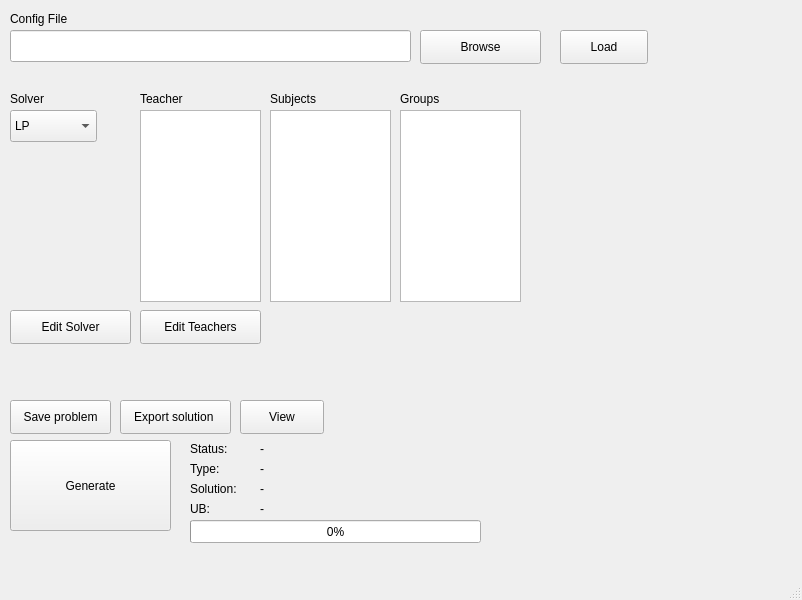
Before: the Qt Designer form pySprida/gui/main.ui in pbnl/pySprida, drawn with Qt 5.
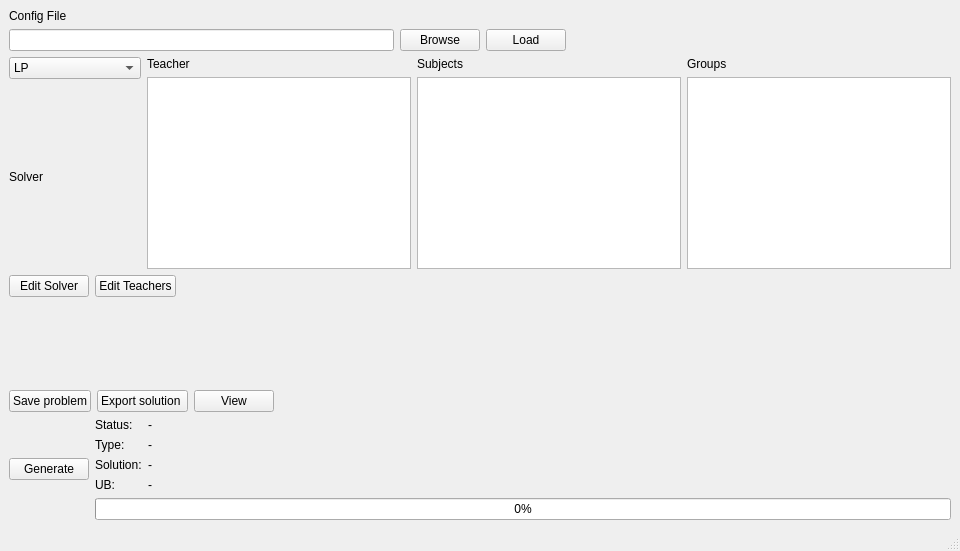
After: the same form once the commit is applied.

Commit message: Changed UI Layout to relative ones

What changed in the file:
```diff
--- a/pySprida/gui/main.ui
+++ b/pySprida/gui/main.ui
@@ -6,355 +6,330 @@
    <rect>
     <x>0</x>
     <y>0</y>
-    <width>802</width>
-    <height>600</height>
+    <width>960</width>
+    <height>551</height>
    </rect>
   </property>
   <property name="windowTitle">
    <string>pySprida</string>
   </property>
   <widget class="QWidget" name="centralwidget">
+   <layout class="QGridLayout" name="gridLayout">
+    <item row="0" column="0">
+     <layout class="QVBoxLayout" name="verticalLayout_10">
+      <item>
+       <layout class="QVBoxLayout" name="verticalLayout_5">
+        <item>
+         <layout class="QHBoxLayout" name="horizontalLayout_2">
+          <item>
    <widget class="QLabel" name="label">
-    <property name="geometry">
-     <rect>
-      <x>10</x>
-      <y>10</y>
-      <width>81</width>
-      <height>18</height>
-     </rect>
-    </property>
     <property name="text">
      <string>Config File</string>
     </property>
    </widget>
+          </item>
+         </layout>
+        </item>
+        <item>
+         <layout class="QHBoxLayout" name="horizontalLayout_3">
+          <item>
+           <widget class="QLineEdit" name="config_path"/>
+          </item>
+          <item>
    <widget class="QPushButton" name="config_path_select_button">
-    <property name="geometry">
-     <rect>
-      <x>420</x>
-      <y>30</y>
-      <width>121</width>
-      <height>34</height>
-     </rect>
-    </property>
     <property name="text">
      <string>Browse</string>
     </property>
    </widget>
-   <widget class="QLineEdit" name="config_path">
-    <property name="geometry">
-     <rect>
-      <x>10</x>
-      <y>30</y>
-      <width>401</width>
-      <height>32</height>
-     </rect>
-    </property>
-   </widget>
+          </item>
+          <item>
    <widget class="QPushButton" name="load_config_button">
-    <property name="geometry">
-     <rect>
-      <x>560</x>
-      <y>30</y>
-      <width>88</width>
-      <height>34</height>
-     </rect>
-    </property>
     <property name="text">
      <string>Load</string>
     </property>
    </widget>
-   <widget class="QPushButton" name="generate_button">
-    <property name="geometry">
-     <rect>
-      <x>10</x>
-      <y>440</y>
-      <width>161</width>
-      <height>91</height>
-     </rect>
-    </property>
-    <property name="text">
-     <string>Generate</string>
-    </property>
-   </widget>
+          </item>
+          <item>
+           <spacer name="horizontalSpacer_2">
+            <property name="orientation">
+             <enum>Qt::Horizontal</enum>
+            </property>
+            <property name="sizeHint" stdset="0">
+             <size>
+              <width>40</width>
+              <height>20</height>
+             </size>
+            </property>
+           </spacer>
+          </item>
+         </layout>
+        </item>
+        <item>
+         <layout class="QHBoxLayout" name="horizontalLayout" stretch="1,2,2,2">
+          <item>
+           <layout class="QVBoxLayout" name="verticalLayout">
+            <item>
    <widget class="QComboBox" name="solver_selector">
-    <property name="geometry">
-     <rect>
-      <x>10</x>
-      <y>110</y>
-      <width>87</width>
-      <height>32</height>
-     </rect>
-    </property>
     <item>
      <property name="text">
       <string>LP</string>
      </property>
     </item>
    </widget>
+            </item>
+            <item>
    <widget class="QLabel" name="label_2">
-    <property name="geometry">
-     <rect>
-      <x>10</x>
-      <y>90</y>
-      <width>58</width>
-      <height>18</height>
-     </rect>
-    </property>
     <property name="text">
      <string>Solver</string>
     </property>
    </widget>
+            </item>
+           </layout>
+          </item>
+          <item>
+           <layout class="QVBoxLayout" name="verticalLayout_2">
+            <item>
+             <widget class="QLabel" name="label_7">
+              <property name="text">
+               <string>Teacher</string>
+              </property>
+             </widget>
+            </item>
+            <item>
+             <widget class="QListWidget" name="teacher_list"/>
+            </item>
+           </layout>
+          </item>
+          <item>
+           <layout class="QVBoxLayout" name="verticalLayout_3">
+            <item>
+             <widget class="QLabel" name="label_8">
+              <property name="text">
+               <string>Subjects</string>
+              </property>
+             </widget>
+            </item>
+            <item>
+             <widget class="QListWidget" name="subject_list"/>
+            </item>
+           </layout>
+          </item>
+          <item>
+           <layout class="QVBoxLayout" name="verticalLayout_4">
+            <item>
+             <widget class="QLabel" name="label_9">
+              <property name="text">
+               <string>Groups</string>
+              </property>
+             </widget>
+            </item>
+            <item>
+             <widget class="QListWidget" name="groups_list"/>
+            </item>
+           </layout>
+          </item>
+         </layout>
+        </item>
+       </layout>
+      </item>
+      <item>
+       <layout class="QHBoxLayout" name="horizontalLayout_4">
+        <item>
+         <widget class="QPushButton" name="solver_edit_button">
+          <property name="text">
+           <string>Edit Solver</string>
+          </property>
+         </widget>
+        </item>
+        <item>
+         <widget class="QPushButton" name="pushButton">
+          <property name="text">
+           <string>Edit Teachers</string>
+          </property>
+         </widget>
+        </item>
+        <item>
+         <spacer name="horizontalSpacer_4">
+          <property name="orientation">
+           <enum>Qt::Horizontal</enum>
+          </property>
+          <property name="sizeHint" stdset="0">
+           <size>
+            <width>40</width>
+            <height>20</height>
+           </size>
+          </property>
+         </spacer>
+        </item>
+       </layout>
+      </item>
+      <item>
+       <spacer name="verticalSpacer">
+        <property name="orientation">
+         <enum>Qt::Vertical</enum>
+        </property>
+        <property name="sizeHint" stdset="0">
+         <size>
+          <width>20</width>
+          <height>40</height>
+         </size>
+        </property>
+       </spacer>
+      </item>
+      <item>
+       <layout class="QVBoxLayout" name="verticalLayout_6">
+        <item>
+         <layout class="QHBoxLayout" name="horizontalLayout_5">
+          <item>
+           <widget class="QPushButton" name="save_problem_button">
+            <property name="text">
+             <string>Save problem</string>
+            </property>
+           </widget>
+          </item>
+          <item>
+           <widget class="QPushButton" name="export_solution_button">
+            <property name="text">
+             <string>Export solution </string>
+            </property>
+           </widget>
+          </item>
+          <item>
+           <widget class="QPushButton" name="view_solution">
+            <property name="text">
+             <string>View</string>
+            </property>
+           </widget>
+          </item>
+          <item>
+           <spacer name="horizontalSpacer">
+            <property name="orientation">
+             <enum>Qt::Horizontal</enum>
+            </property>
+            <property name="sizeHint" stdset="0">
+             <size>
+              <width>40</width>
+              <height>20</height>
+             </size>
+            </property>
+           </spacer>
+          </item>
+         </layout>
+        </item>
+        <item>
+         <layout class="QHBoxLayout" name="horizontalLayout_6">
+          <item>
+           <widget class="QPushButton" name="generate_button">
+            <property name="text">
+             <string>Generate</string>
+            </property>
+           </widget>
+          </item>
+          <item>
+           <layout class="QVBoxLayout" name="verticalLayout_7">
+            <item>
+             <layout class="QHBoxLayout" name="horizontalLayout_7">
+              <item>
+               <layout class="QVBoxLayout" name="verticalLayout_9">
+                <item>
    <widget class="QLabel" name="label_3">
-    <property name="geometry">
-     <rect>
-      <x>190</x>
-      <y>440</y>
-      <width>58</width>
-      <height>18</height>
-     </rect>
-    </property>
     <property name="text">
      <string>Status:</string>
     </property>
    </widget>
+                </item>
+                <item>
    <widget class="QLabel" name="label_4">
-    <property name="geometry">
-     <rect>
-      <x>190</x>
-      <y>460</y>
-      <width>58</width>
-      <height>18</height>
-     </rect>
-    </property>
     <property name="text">
      <string>Type:</string>
     </property>
    </widget>
+                </item>
+                <item>
    <widget class="QLabel" name="label_5">
-    <property name="geometry">
-     <rect>
-      <x>190</x>
-      <y>480</y>
-      <width>58</width>
-      <height>18</height>
-     </rect>
-    </property>
     <property name="text">
      <string>Solution:</string>
     </property>
    </widget>
+                </item>
+                <item>
    <widget class="QLabel" name="label_6">
-    <property name="geometry">
-     <rect>
-      <x>190</x>
-      <y>500</y>
-      <width>58</width>
-      <height>18</height>
-     </rect>
-    </property>
     <property name="text">
      <string>UB:</string>
     </property>
    </widget>
+                </item>
+               </layout>
+              </item>
+              <item>
+               <layout class="QVBoxLayout" name="verticalLayout_8">
+                <item>
    <widget class="QLabel" name="status">
-    <property name="geometry">
-     <rect>
-      <x>260</x>
-      <y>440</y>
-      <width>531</width>
-      <height>18</height>
-     </rect>
-    </property>
     <property name="text">
      <string>-</string>
     </property>
    </widget>
+                </item>
+                <item>
    <widget class="QLabel" name="solution_type">
-    <property name="geometry">
-     <rect>
-      <x>260</x>
-      <y>460</y>
-      <width>531</width>
-      <height>18</height>
-     </rect>
-    </property>
     <property name="text">
      <string>-</string>
     </property>
    </widget>
+                </item>
+                <item>
    <widget class="QLabel" name="solution_value">
-    <property name="geometry">
-     <rect>
-      <x>260</x>
-      <y>480</y>
-      <width>201</width>
-      <height>18</height>
-     </rect>
-    </property>
     <property name="text">
      <string>-</string>
     </property>
    </widget>
+                </item>
+                <item>
    <widget class="QLabel" name="ub_value">
-    <property name="geometry">
-     <rect>
-      <x>260</x>
-      <y>500</y>
-      <width>231</width>
-      <height>18</height>
-     </rect>
-    </property>
     <property name="text">
      <string>-</string>
     </property>
    </widget>
+                </item>
+               </layout>
+              </item>
+              <item>
+               <spacer name="horizontalSpacer_3">
+                <property name="orientation">
+                 <enum>Qt::Horizontal</enum>
+                </property>
+                <property name="sizeHint" stdset="0">
+                 <size>
+                  <width>40</width>
+                  <height>20</height>
+                 </size>
+                </property>
+               </spacer>
+              </item>
+             </layout>
+            </item>
+            <item>
    <widget class="QProgressBar" name="loss_progress">
-    <property name="geometry">
-     <rect>
-      <x>190</x>
-      <y>520</y>
-      <width>291</width>
-      <height>23</height>
-     </rect>
+              <property name="styleSheet">
+               <string notr="true"/>
     </property>
     <property name="value">
      <number>0</number>
     </property>
    </widget>
-   <widget class="QPushButton" name="pushButton">
-    <property name="geometry">
-     <rect>
-      <x>140</x>
-      <y>310</y>
-      <width>121</width>
-      <height>34</height>
-     </rect>
-    </property>
-    <property name="text">
-     <string>Edit Teachers</string>
-    </property>
-   </widget>
-   <widget class="QLabel" name="label_7">
-    <property name="geometry">
-     <rect>
-      <x>140</x>
-      <y>90</y>
-      <width>58</width>
-      <height>18</height>
-     </rect>
-    </property>
-    <property name="text">
-     <string>Teacher</string>
-    </property>
-   </widget>
-   <widget class="QLabel" name="label_8">
-    <property name="geometry">
-     <rect>
-      <x>270</x>
-      <y>90</y>
-      <width>58</width>
-      <height>18</height>
-     </rect>
-    </property>
-    <property name="text">
-     <string>Subjects</string>
-    </property>
-   </widget>
-   <widget class="QLabel" name="label_9">
-    <property name="geometry">
-     <rect>
-      <x>400</x>
-      <y>90</y>
-      <width>58</width>
-      <height>18</height>
-     </rect>
-    </property>
-    <property name="text">
-     <string>Groups</string>
-    </property>
-   </widget>
-   <widget class="QPushButton" name="solver_edit_button">
-    <property name="geometry">
-     <rect>
-      <x>10</x>
-      <y>310</y>
-      <width>121</width>
-      <height>34</height>
-     </rect>
-    </property>
-    <property name="text">
-     <string>Edit Solver</string>
-    </property>
-   </widget>
-   <widget class="QListWidget" name="teacher_list">
-    <property name="geometry">
-     <rect>
-      <x>140</x>
-      <y>110</y>
-      <width>121</width>
-      <height>192</height>
-     </rect>
-    </property>
-   </widget>
-   <widget class="QListWidget" name="subject_list">
-    <property name="geometry">
-     <rect>
-      <x>270</x>
-      <y>110</y>
-      <width>121</width>
-      <height>192</height>
-     </rect>
-    </property>
-   </widget>
-   <widget class="QListWidget" name="groups_list">
-    <property name="geometry">
-     <rect>
-      <x>400</x>
-      <y>110</y>
-      <width>121</width>
-      <height>192</height>
-     </rect>
-    </property>
-   </widget>
-   <widget class="QPushButton" name="save_problem_button">
-    <property name="geometry">
-     <rect>
-      <x>10</x>
-      <y>400</y>
-      <width>101</width>
-      <height>34</height>
-     </rect>
-    </property>
-    <property name="text">
-     <string>Save problem</string>
-    </property>
-   </widget>
-   <widget class="QPushButton" name="export_solution_button">
-    <property name="geometry">
-     <rect>
-      <x>120</x>
-      <y>400</y>
-      <width>111</width>
-      <height>34</height>
-     </rect>
-    </property>
-    <property name="text">
-     <string>Export solution </string>
-    </property>
-   </widget>
-   <widget class="QPushButton" name="view_solution">
-    <property name="geometry">
-     <rect>
-      <x>240</x>
-      <y>400</y>
-      <width>84</width>
-      <height>34</height>
-     </rect>
-    </property>
-    <property name="text">
-     <string>View</string>
-    </property>
-   </widget>
+            </item>
+            <item>
+             <layout class="QHBoxLayout" name="horizontalLayout_8"/>
+            </item>
+           </layout>
+          </item>
+         </layout>
+        </item>
+       </layout>
+      </item>
+     </layout>
+    </item>
+   </layout>
   </widget>
   <widget class="QMenuBar" name="menubar">
    <property name="geometry">
```
Left out of the diff: 2 changed lines with no effect on the pictures. Lines whose indentation alone changed are shown as unchanged. The commit also changes 5 other files.
